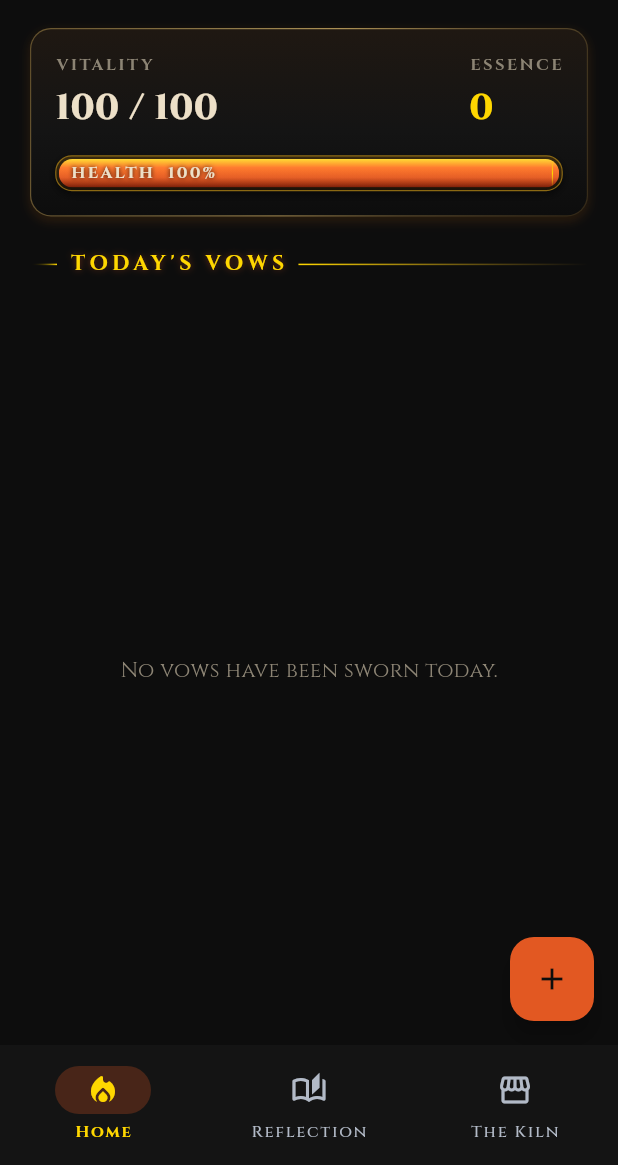
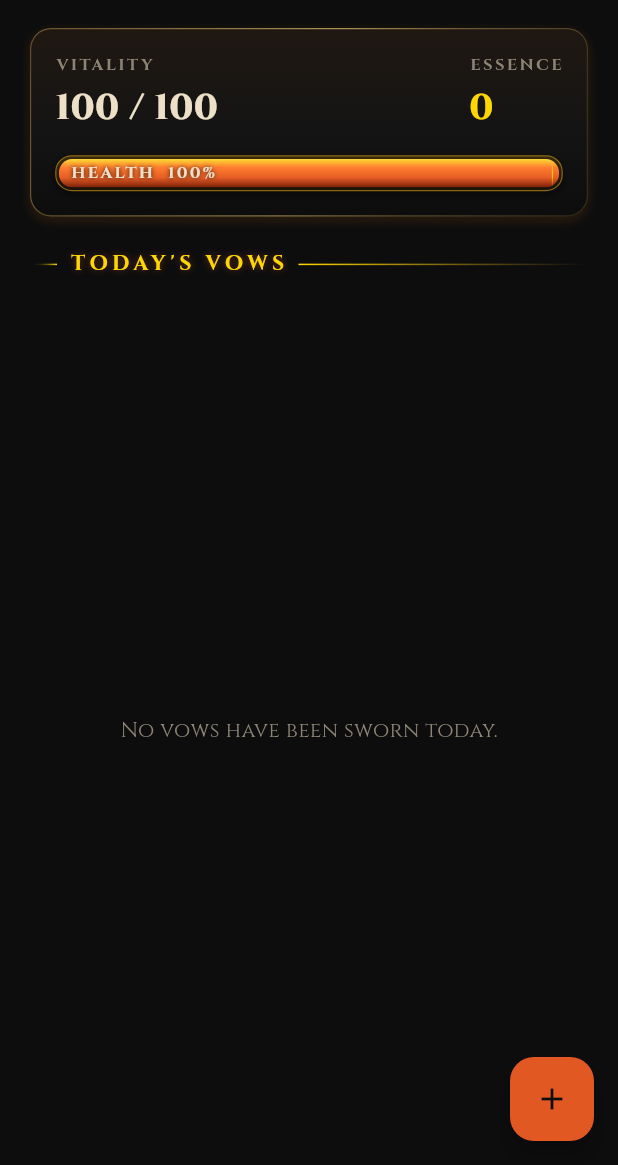
Before and after one commit to abdulkadirguntav/Bonfire, a Flutter app: the screen it shows after launch, after a tap on "Yolculuğa Başla", on a phone screen of 412 x 824 dp, the part 71-1236 px from its top. Run offline on Flutter 3.47's test engine with Material 3 defaults, Android fonts, the phone set to English and light mode, and no system bars; our stand-ins replace flutter_riverpod, google_fonts, shared_preferences; missing offline and left inert: home_widget.

Commit message:
feat: stamina refund fix + home widget for daily quotes + essence-only at 0 stamina

```diff
--- /dev/null
+++ b/lib/home_widget/daily_quote_widget.dart
@@ -0,0 +1,17 @@
+import 'package:home_widget/home_widget.dart';
+
+const String widgetName = 'BonfireDailyQuote';
+const String quoteKey = 'quote_text';
+
+Future<void> saveDailyQuoteToWidget(String quote) async {
+  await HomeWidget.saveWidgetData<String>(quoteKey, quote);
+  await HomeWidget.updateWidget(
+    name: widgetName,
+    androidName: 'BonfireDailyQuote',
+    iOSName: 'BonfireDailyQuote',
+  );
+}
+
+Future<String?> getDailyQuoteFromWidget() async {
+  return HomeWidget.getWidgetData<String>(quoteKey, defaultValue: '');
+}
--- a/lib/main.dart
+++ b/lib/main.dart
@@ -16,13 +16,19 @@ import 'package:bonfire/presentation/providers/user_provider.dart';
 import 'package:bonfire/presentation/screens/death_screen.dart';
 import 'package:bonfire/presentation/screens/home_screen.dart';
 import 'package:bonfire/presentation/screens/onboarding_screen.dart';
-import 'package:bonfire/presentation/screens/reflection_screen.dart';
-import 'package:bonfire/presentation/screens/shop_screen.dart';
-import 'package:bonfire/presentation/screens/soapstone_screen.dart';
+
+import 'package:bonfire/home_widget/daily_quote_widget.dart';
+import 'package:bonfire/core/constants/daily_quotes.dart';
 
 Future<void> main() async {
   WidgetsFlutterBinding.ensureInitialized();
   final prefs = await SharedPreferences.getInstance();
+
+  try {
+    await saveDailyQuoteToWidget(quoteForDate(DateTime.now()));
+  } catch (_) {
+    // Widget iletişimi başarısız olursa uygulama yine de açılır
+  }
 
   runApp(
     ProviderScope(
@@ -40,18 +46,11 @@ Future<void> main() async {
   );
 }
 
-class BonfireApp extends ConsumerStatefulWidget {
+class BonfireApp extends ConsumerWidget {
   const BonfireApp({super.key});
 
   @override
-  ConsumerState<BonfireApp> createState() => _BonfireAppState();
-}
-
-class _BonfireAppState extends ConsumerState<BonfireApp> {
-  int _selectedIndex = 0;
-
-  @override
-  Widget build(BuildContext context) {
+  Widget build(BuildContext context, WidgetRef ref) {
     final user = ref.watch(userControllerProvider);
     final ashMark = ref.watch(ashMarkControllerProvider);
     final theme = GothicTheme.build();
@@ -77,54 +76,11 @@ class _BonfireAppState extends ConsumerState<BonfireApp> {
       );
     }
 
-    final unlockedSoapstone = user.hasDefeatedFirstBoss;
-    final screens = <Widget>[
-      const HomeScreen(),
-      const ReflectionScreen(),
-      const ShopScreen(),
-      if (unlockedSoapstone) const SoapstoneScreen(),
-    ];
-
-    final destinations = <NavigationDestination>[
-      const NavigationDestination(
-        icon: Icon(Icons.local_fire_department_outlined),
-        selectedIcon: Icon(Icons.local_fire_department_rounded),
-        label: 'Home',
-      ),
-      const NavigationDestination(
-        icon: Icon(Icons.auto_stories_outlined),
-        selectedIcon: Icon(Icons.auto_stories_rounded),
-        label: 'Reflection',
-      ),
-      const NavigationDestination(
-        icon: Icon(Icons.storefront_outlined),
-        selectedIcon: Icon(Icons.storefront_rounded),
-        label: 'The Kiln',
-      ),
-      if (unlockedSoapstone)
-        const NavigationDestination(
-          icon: Icon(Icons.waves_outlined),
-          selectedIcon: Icon(Icons.waves_rounded),
-          label: 'Soapstone',
-        ),
-    ];
-
     return MaterialApp(
       title: 'Bonfire',
       debugShowCheckedModeBanner: false,
       theme: theme,
-      home: Scaffold(
-        body: IndexedStack(
-          index: _selectedIndex,
-          children: screens,
-        ),
-        bottomNavigationBar: NavigationBar(
-          selectedIndex: _selectedIndex,
-          onDestinationSelected: (index) =>
-              setState(() => _selectedIndex = index),
-          destinations: destinations,
-        ),
-      ),
+      home: const HomeScreen(),
     );
   }
 }
--- a/pubspec.yaml
+++ b/pubspec.yaml
@@ -37,6 +37,7 @@ dependencies:
   flutter_riverpod: ^2.6.1
   google_fonts: ^6.2.1
   shared_preferences: ^2.2.0
+  home_widget: ^0.7.0
   state_notifier: ^1.0.0
 
 dev_dependencies:
```
Also changed, not shown: lib/core/constants/daily_quotes.dart (added, +12 -0 lines), lib/presentation/providers/task_provider.dart (+56 -25 lines), 1 other file.
